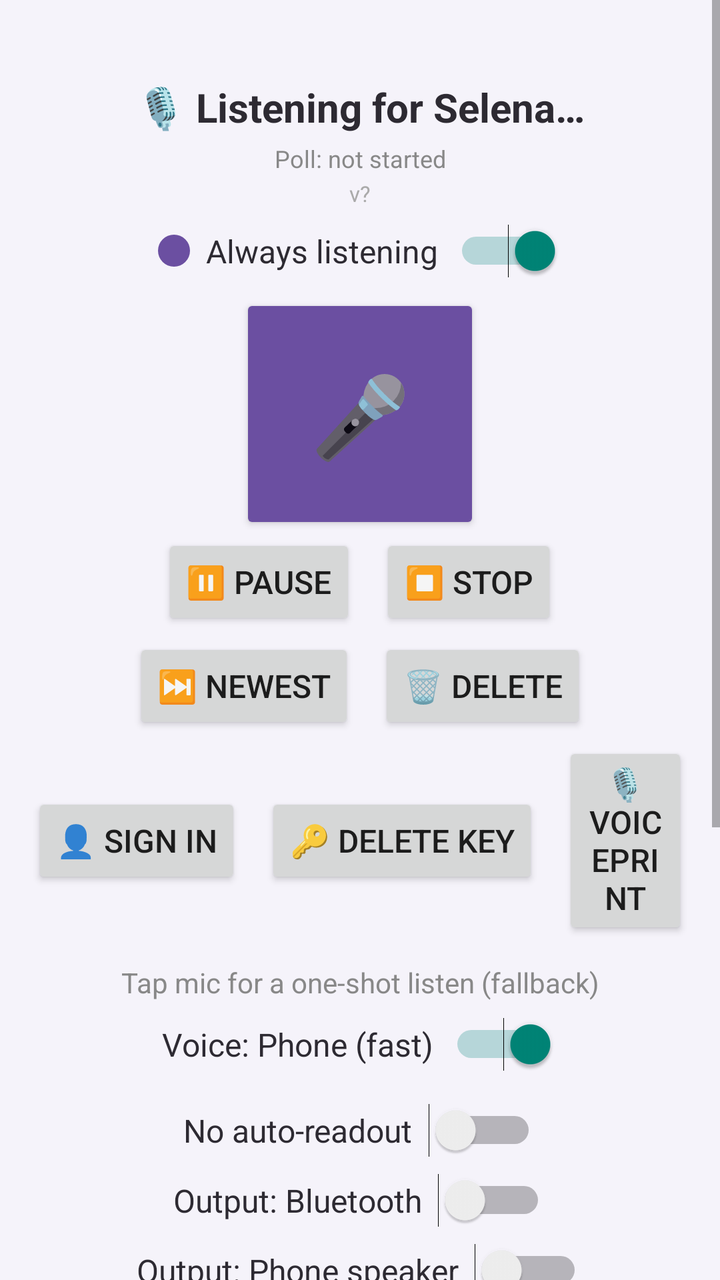
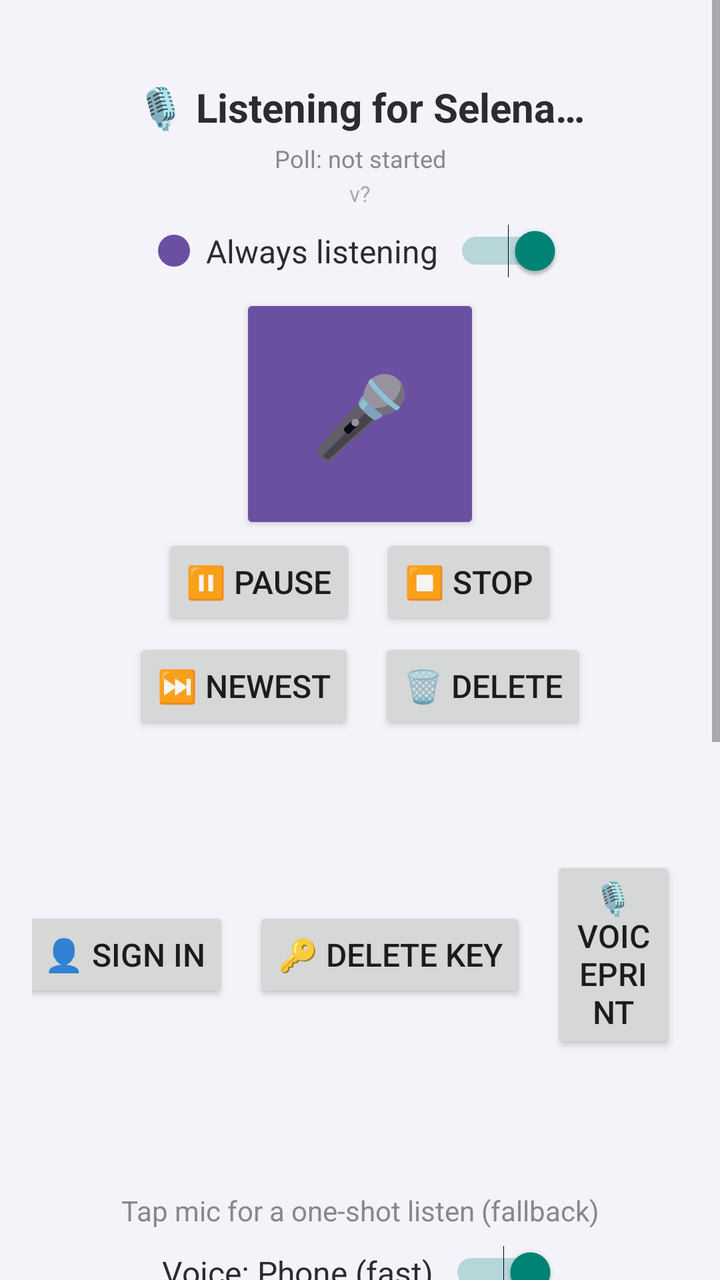

An Android layout rendered at two revisions. The XML below is the earlier revision; the diff shows what the commit changed to produce the second picture.
<!-- AndroidManifest.xml: application theme android:Theme.Material.Light.NoActionBar -->
<!-- res/layout/activity_main.xml -->
<?xml version="1.0" encoding="utf-8"?>
<ScrollView xmlns:android="http://schemas.android.com/apk/res/android"
    android:id="@+id/outerScroll"
    android:layout_width="match_parent"
    android:layout_height="match_parent"
    android:background="@color/selena_light"
    android:fillViewport="true">

<LinearLayout
    android:layout_width="match_parent"
    android:layout_height="wrap_content"
    android:orientation="vertical"
    android:padding="16dp">

    
    <TextView
        android:id="@+id/statusText"
        android:layout_width="match_parent"
        android:layout_height="wrap_content"
        android:text="🎙️ Listening for Selena…"
        android:textSize="20sp"
        android:textStyle="bold"
        android:textColor="@color/selena_dark"
        android:gravity="center"
        android:paddingTop="24dp"
        android:paddingBottom="4dp" />

    
    <TextView
        android:id="@+id/pollStatusText"
        android:layout_width="match_parent"
        android:layout_height="wrap_content"
        android:text="Poll: not started"
        android:textSize="12sp"
        android:textColor="#888888"
        android:gravity="center"
        android:paddingBottom="2dp" />

    
    <TextView
        android:id="@+id/versionText"
        android:layout_width="match_parent"
        android:layout_height="wrap_content"
        android:text="v?"
        android:textSize="11sp"
        android:textColor="#AAAAAA"
        android:gravity="center"
        android:paddingBottom="8dp" />

    
    <Button
        android:id="@+id/updateBanner"
        android:layout_width="wrap_content"
        android:layout_height="wrap_content"
        android:layout_gravity="center"
        android:text="⬆️ Update available — tap to install"
        android:textSize="14sp"
        android:visibility="gone"
        android:backgroundTint="#2E7D32" />

    
    <LinearLayout
        android:layout_width="match_parent"
        android:layout_height="wrap_content"
        android:orientation="horizontal"
        android:gravity="center"
        android:paddingBottom="8dp">

        <View
            android:id="@+id/pulseDot"
            android:layout_width="16dp"
            android:layout_height="16dp"
            android:layout_marginEnd="8dp"
            android:background="@drawable/pulse_dot" />

        <TextView
            android:layout_width="wrap_content"
            android:layout_height="wrap_content"
            android:text="Always listening"
            android:textSize="16sp"
            android:textColor="@color/selena_dark"
            android:paddingEnd="8dp" />

        <Switch
            android:id="@+id/alwaysOnSwitch"
            android:layout_width="wrap_content"
            android:layout_height="wrap_content"
            android:checked="true" />
    </LinearLayout>

    
    <Button
        android:id="@+id/micButton"
        android:layout_width="120dp"
        android:layout_height="120dp"
        android:layout_gravity="center"
        android:text="🎤"
        android:textSize="40sp"
        android:backgroundTint="@color/selena_purple" />

    
    <LinearLayout
        android:layout_width="match_parent"
        android:layout_height="wrap_content"
        android:orientation="horizontal"
        android:gravity="center"
        android:paddingBottom="4dp">

        <Button
            android:id="@+id/pauseButton"
            android:layout_width="wrap_content"
            android:layout_height="wrap_content"
            android:text="⏸️ Pause"
            android:textSize="16sp"
            android:visibility="visible" />

        <Button
            android:id="@+id/stopButton"
            android:layout_width="wrap_content"
            android:layout_height="wrap_content"
            android:layout_marginStart="12dp"
            android:text="⏹️ Stop"
            android:textSize="16sp"
            android:visibility="visible" />
    </LinearLayout>

    <LinearLayout
        android:layout_width="match_parent"
        android:layout_height="wrap_content"
        android:orientation="horizontal"
        android:gravity="center"
        android:paddingBottom="4dp">

        <Button
            android:id="@+id/skipButton"
            android:layout_width="wrap_content"
            android:layout_height="wrap_content"
            android:text="⏭️ Newest"
            android:textSize="16sp"
            android:visibility="visible" />

        <Button
            android:id="@+id/deleteUnlockedButton"
            android:layout_width="wrap_content"
            android:layout_height="wrap_content"
            android:layout_marginStart="12dp"
            android:text="🗑️ Delete"
            android:textSize="16sp"
            android:visibility="visible" />
    </LinearLayout>

    
    <LinearLayout
        android:layout_width="match_parent"
        android:layout_height="wrap_content"
        android:orientation="horizontal"
        android:gravity="center"
        android:paddingBottom="4dp">

        <Button
            android:id="@+id/signInButton"
            android:layout_width="wrap_content"
            android:layout_height="wrap_content"
            android:text="👤 Sign in"
            android:textSize="16sp"
            android:visibility="visible" />

        <Button
            android:id="@+id/deleteKeyButton"
            android:layout_width="wrap_content"
            android:layout_height="wrap_content"
            android:layout_marginStart="12dp"
            android:text="🔑 Delete key"
            android:textSize="16sp"
            android:visibility="visible" />

        <Button
            android:id="@+id/voiceprintButton"
            android:layout_width="wrap_content"
            android:layout_height="wrap_content"
            android:layout_marginStart="12dp"
            android:text="🎙️ Voiceprint"
            android:textSize="16sp"
            android:visibility="visible" />
    </LinearLayout>

    <TextView
        android:layout_width="match_parent"
        android:layout_height="wrap_content"
        android:text="Tap mic for a one-shot listen (fallback)"
        android:textSize="14sp"
        android:textColor="#888888"
        android:gravity="center"
        android:paddingTop="8dp"
        android:paddingBottom="8dp" />

    
    <LinearLayout
        android:layout_width="match_parent"
        android:layout_height="wrap_content"
        android:orientation="horizontal"
        android:gravity="center"
        android:paddingBottom="16dp">

        <TextView
            android:id="@+id/voiceModeLabel"
            android:layout_width="wrap_content"
            android:layout_height="wrap_content"
            android:text="Voice: Phone (fast)"
            android:textSize="16sp"
            android:textColor="@color/selena_dark"
            android:paddingEnd="8dp" />

        <Switch
            android:id="@+id/voiceModeSwitch"
            android:layout_width="wrap_content"
            android:layout_height="wrap_content"
            android:checked="true" />
    </LinearLayout>

    
    <LinearLayout
        android:layout_width="match_parent"
        android:layout_height="wrap_content"
        android:orientation="horizontal"
        android:gravity="center"
        android:paddingBottom="8dp">

        <TextView
            android:layout_width="wrap_content"
            android:layout_height="wrap_content"
            android:text="No auto-readout"
            android:textSize="16sp"
            android:textColor="@color/selena_dark"
            android:paddingEnd="8dp" />

        <Switch
            android:id="@+id/noReadoutSwitch"
            android:layout_width="wrap_content"
            android:layout_height="wrap_content"
            android:checked="false" />
    </LinearLayout>

    
    <LinearLayout
        android:layout_width="match_parent"
        android:layout_height="wrap_content"
        android:orientation="horizontal"
        android:gravity="center"
        android:paddingBottom="8dp">

        <TextView
            android:layout_width="wrap_content"
            android:layout_height="wrap_content"
            android:text="Output: Bluetooth"
            android:textSize="16sp"
            android:textColor="@color/selena_dark"
            android:paddingEnd="8dp" />

        <Switch
            android:id="@+id/btSwitch"
            android:layout_width="wrap_content"
            android:layout_height="wrap_content"
            android:checked="false" />
    </LinearLayout>

    <LinearLayout
        android:layout_width="match_parent"
        android:layout_height="wrap_content"
        android:orientation="horizontal"
        android:gravity="center"
        android:paddingBottom="16dp">

        <TextView
            android:layout_width="wrap_content"
            android:layout_height="wrap_content"
            android:text="Output: Phone speaker"
            android:textSize="16sp"
            android:textColor="@color/selena_dark"
            android:paddingEnd="8dp" />

        <Switch
            android:id="@+id/spkSwitch"
            android:layout_width="wrap_content"
            android:layout_height="wrap_content"
            android:checked="false" />
    </LinearLayout>

    
    <TextView
        android:layout_width="match_parent"
        android:layout_height="wrap_content"
        android:text="Messages"
        android:textSize="16sp"
        android:textStyle="bold"
        android:textColor="@color/selena_dark"
        android:paddingBottom="8dp" />

    
    <LinearLayout
        android:id="@+id/messageList"
        android:layout_width="match_parent"
        android:layout_height="wrap_content"
        android:minHeight="280dp"
        android:orientation="vertical"
        android:background="#FFFFFF"
        android:padding="12dp" />

</LinearLayout>
</ScrollView>
<!-- resources referenced by this layout -->
<resources>
  <color name="selena_dark">#2D2A32</color>
  <color name="selena_light">#F5F3FA</color>
  <color name="selena_purple">#6B4FA1</color>
  <!-- drawable pulse_dot (drawable) -->
  <?xml version="1.0" encoding="utf-8"?>
  <shape xmlns:android="http://schemas.android.com/apk/res/android"
      android:shape="oval">
      <solid android:color="@color/selena_purple" />
  </shape>
</resources>

<!-- the commit's change to res/layout/activity_main.xml (unified diff, before → after) -->
@@ -182,6 +182,15 @@
             android:text="🎙️ Voiceprint"
             android:textSize="16sp"
             android:visibility="visible" />
+
+        <Button
+            android:id="@+id/machinesButton"
+            android:layout_width="wrap_content"
+            android:layout_height="wrap_content"
+            android:layout_marginStart="12dp"
+            android:text="🚜 Machines"
+            android:textSize="16sp"
+            android:visibility="visible" />
     </LinearLayout>
 
     <TextView
